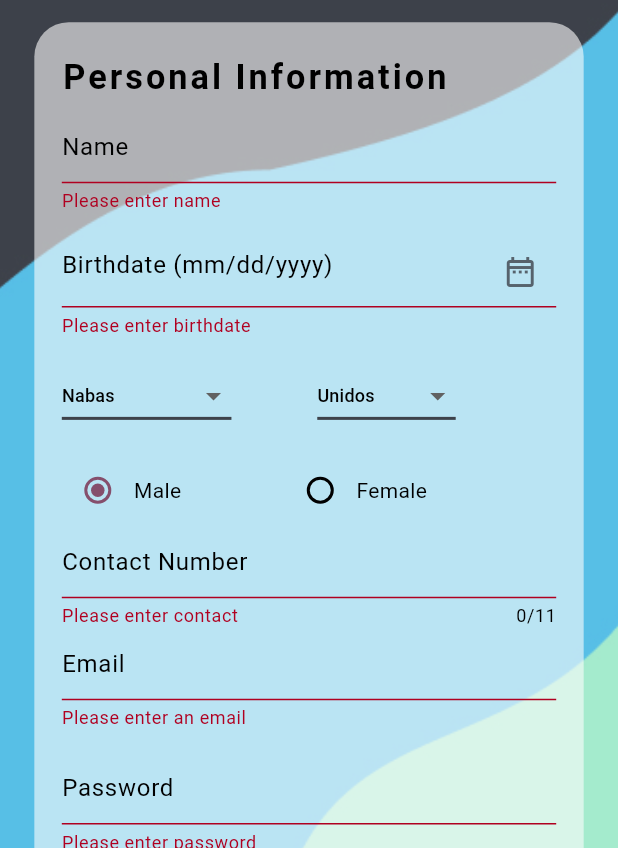
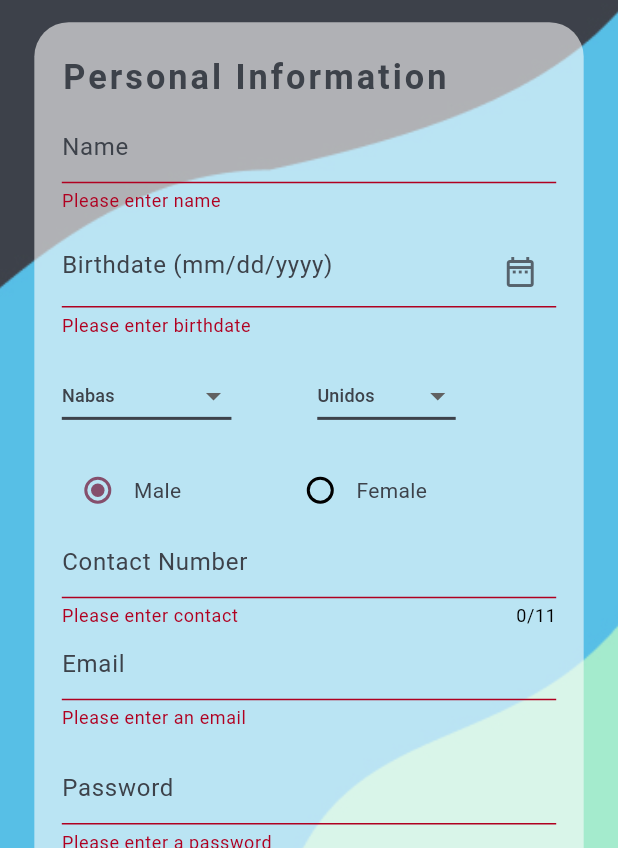
Before and after one commit to cent-ivan/CommuniHelp_App, a Flutter app: the RegistrationView screen opened by its route, after a tap on "Register", on a phone screen of 412 x 824 dp, the part 388-1236 px from its top. Run offline on Flutter 3.47's test engine with Material 3 defaults, Android fonts, the phone set to English and light mode, and no system bars; our stand-ins replace flutter_screenutil.

Commit message:
changed font colors to const color

```diff
--- a/lib/Views/Login_Registration_Page/Login_Page/login_view.dart
+++ b/lib/Views/Login_Registration_Page/Login_Page/login_view.dart
@@ -114,6 +114,7 @@ class _LoginViewState extends State<LoginView> {
                               Text(
                                 "Login",
                                 style: TextStyle(
+                                  color: const Color(0xFF3D424A),
                                   fontSize: 32.r,
                                   fontWeight: FontWeight.bold,
                                   letterSpacing: 2
@@ -136,6 +137,9 @@ class _LoginViewState extends State<LoginView> {
                                 cursorColor: const Color(0xFF3D424A),
                                 decoration: InputDecoration(
                                   hintText: "Mobile Number",
+                                  hintStyle: const TextStyle(
+                                    color: Color(0xFF3D424A)
+                                  ),
                                   enabledBorder: UnderlineInputBorder(
                                     borderSide: BorderSide(width: 1.r, color: const Color(0xFF3D424A))
                                   ),
@@ -163,6 +167,9 @@ class _LoginViewState extends State<LoginView> {
                                 cursorColor: const Color(0xFF3D424A),
                                 decoration: InputDecoration(
                                   hintText: "Password",
+                                  hintStyle: const TextStyle(
+                                    color: Color(0xFF3D424A)
+                                  ),
                                   enabledBorder: UnderlineInputBorder(
                                     borderSide: BorderSide(width: 1.r, color: const Color(0xFF3D424A))
                                   ),
@@ -170,6 +177,7 @@ class _LoginViewState extends State<LoginView> {
                                     borderSide: BorderSide(width: 3.r, color: const Color(0xFF3D424A))
                                   ),
                                   suffixIcon: IconButton(
+                                    color: const Color(0xFF3D424A),
                                     onPressed: () {
                                       setState(() {
                                         _isObscure = ! _isObscure;
--- a/lib/Views/Login_Registration_Page/Registration_Page/registration_view.dart
+++ b/lib/Views/Login_Registration_Page/Registration_Page/registration_view.dart
@@ -23,7 +23,7 @@ class _RegistrationViewState extends State<RegistrationView> {
   final TextEditingController _nameController = TextEditingController();
   final TextEditingController _ageController = TextEditingController();
   String _municipalityValue = "Nabas";
-  final String _barangayValue = "Unidos";
+  String _barangayValue = "Unidos";
   String currentOption = options[0];
   final TextEditingController _contactController = TextEditingController();
   final TextEditingController _emailController = TextEditingController();
@@ -104,6 +104,7 @@ class _RegistrationViewState extends State<RegistrationView> {
                               Text(
                                 "Personal Information",
                                 style: TextStyle(
+                                  color: const Color(0xFF3D424A),
                                   fontSize: 20.r,
                                   fontWeight: FontWeight.bold,
                                   letterSpacing: 2
@@ -126,6 +127,9 @@ class _RegistrationViewState extends State<RegistrationView> {
                                 cursorColor: const Color(0xFF3D424A),
                                 decoration: InputDecoration(
                                   hintText: "Name",
+                                  hintStyle: const TextStyle(
+                                    color: Color(0xFF3D424A)
+                                  ),
                                   enabledBorder: UnderlineInputBorder(
                                     borderSide: BorderSide(width: 1.r, color: const Color(0xFF3D424A))
                                   ),
@@ -153,6 +157,9 @@ class _RegistrationViewState extends State<RegistrationView> {
                                 cursorColor: const Color(0xFF3D424A),
                                 decoration: InputDecoration(
                                   hintText: "Birthdate (mm/dd/yyyy)",
+                                  hintStyle: const TextStyle(
+                                    color: Color(0xFF3D424A)
+                                  ),
                                   enabledBorder: UnderlineInputBorder(
                                     borderSide: BorderSide(width: 1.r, color: const Color(0xFF3D424A))
                                   ),
@@ -188,6 +195,7 @@ class _RegistrationViewState extends State<RegistrationView> {
                                 children: [
                                   DropdownButton(
                                     hint: const Text("Municipality"),
+                                    dropdownColor: const Color(0xFFFCFCFC),
                                     value: _municipalityValue,
                                     underline: Container(
                                       height: 2,
@@ -199,6 +207,7 @@ class _RegistrationViewState extends State<RegistrationView> {
                                         child: Text(
                                           "Nabas",
                                           style: TextStyle(
+                                            color: Color(0xFF3D424A),
                                             fontSize: 12
                                           ),
                                         ),
@@ -208,6 +217,7 @@ class _RegistrationViewState extends State<RegistrationView> {
                                         child: Text(
                                           "Malay",
                                           style: TextStyle(
+                                            color: Color(0xFF3D424A),
                                             fontSize: 12
                                           ),
                                         ),
@@ -235,6 +245,7 @@ class _RegistrationViewState extends State<RegistrationView> {
                                         child: Text(
                                           "Unidos",
                                           style: TextStyle(
+                                            color: Color(0xFF3D424A),
                                             fontSize: 12
                                           ),
                                         ),
@@ -242,8 +253,9 @@ class _RegistrationViewState extends State<RegistrationView> {
                                       DropdownMenuItem(
                                         value: "Caticlan",
                                         child: Text(
-                                          "Malay",
+                                          "Catcilan",
                                           style: TextStyle(
+                                            color: Color(0xFF3D424A),
                                             fontSize: 12
                                           ),
                                         ),
@@ -251,7 +263,7 @@ class _RegistrationViewState extends State<RegistrationView> {
                                     ],
                                     onChanged: (newValue) {
                                       setState(() {
-                                        _municipalityValue = newValue!;
+                                        _barangayValue = newValue!;
                                       });
                                     }
                                   ),
@@ -274,7 +286,12 @@ class _RegistrationViewState extends State<RegistrationView> {
                                     },
                                   ),
 
-                                  Text(options[0]),
+                                  Text(
+                                    options[0],
+                                    style: const TextStyle(
+                                      color: Color(0xFF3D424A),
+                                    ),
+                                  ),
 
                                    SizedBox(width: 60.r,),
 
@@ -288,7 +305,13 @@ class _RegistrationViewState extends State<RegistrationView> {
                                       });
                                     },
                                   ),
-                                  Text(options[1]),
+
+                                  Text(
+                                    options[1],
+                                    style: const TextStyle(
+                                      color: Color(0xFF3D424A),
+                                    ),
+                                  ),
                                 ],
                               ),
 
@@ -304,6 +327,9 @@ class _RegistrationViewState extends State<RegistrationView> {
                                 ],
                                 decoration: InputDecoration(
                                   hintText: "Contact Number",
+                                  hintStyle: const TextStyle(
+                                    color: Color(0xFF3D424A)
+                                  ),
                                   enabledBorder: UnderlineInputBorder(
                                     borderSide: BorderSide(width: 1.r, color: const Color(0xFF3D424A))
                                   ),
@@ -328,6 +354,9 @@ class _RegistrationViewState extends State<RegistrationView> {
                                 cursorColor: const Color(0xFF3D424A),
                                 decoration: InputDecoration(
                                   hintText: "Email",
+                                  hintStyle: const TextStyle(
+                                    color: Color(0xFF3D424A)
+                                  ),
                                   enabledBorder: UnderlineInputBorder(
                                     borderSide: BorderSide(width: 1.r, color: const Color(0xFF3D424A))
                                   ),
@@ -357,6 +386,9 @@ class _RegistrationViewState extends State<RegistrationView> {
                                 cursorColor: const Color(0xFF3D424A),
                                 decoration: InputDecoration(
                                   hintText: "Password",
+                                  hintStyle: const TextStyle(
+                                    color: Color(0xFF3D424A)
+                                  ),
                                   enabledBorder: UnderlineInputBorder(
                                     borderSide: BorderSide(width: 1.r, color: const Color(0xFF3D424A))
                                   ),
@@ -367,7 +399,7 @@ class _RegistrationViewState extends State<RegistrationView> {
 
                                 validator: (value) {
                                   if (value!.isEmpty){
-                                    return "Please enter password";
+                                    return "Please enter a password";
                                   }
                                   else if (value.length < 4) {
                                     return "Password must be 6 characters or longer";
```
